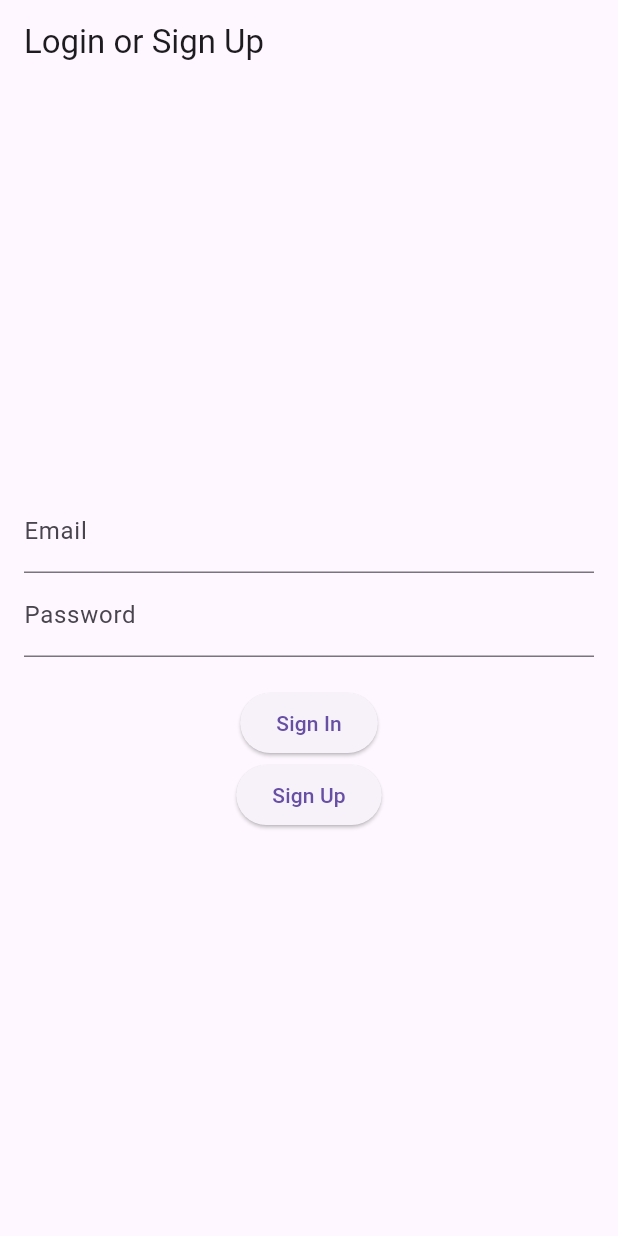
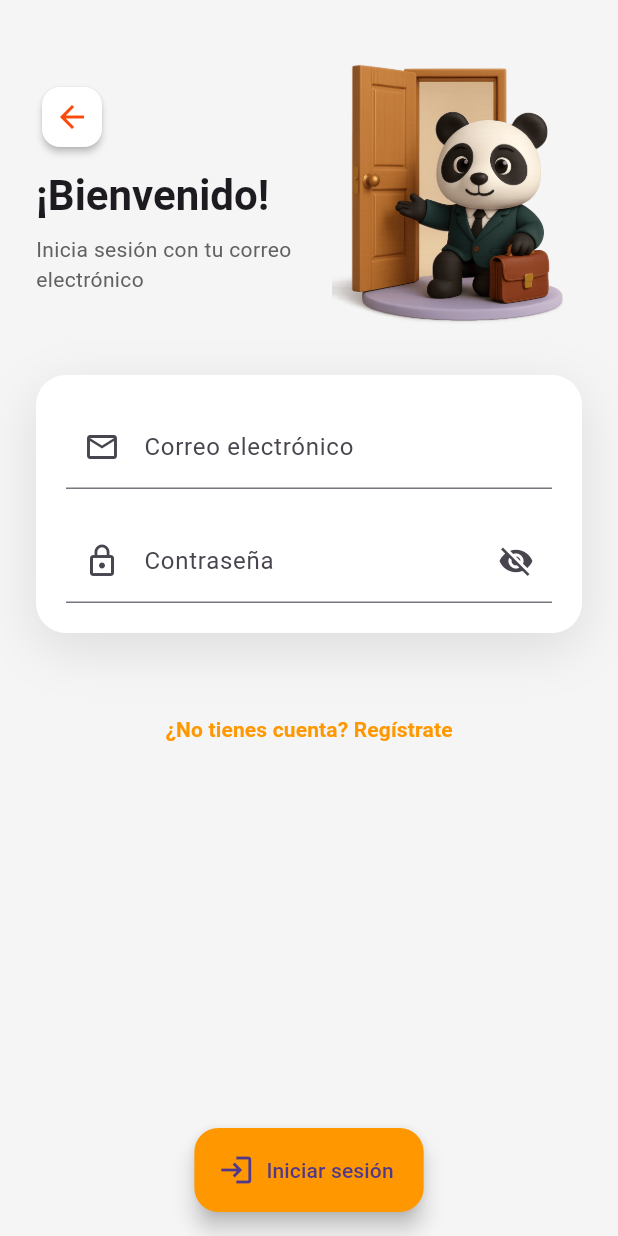
Before and after one commit to estarly07/Legalito, a Flutter app: the screen it shows after launch, after a tap on "Unirme", on a phone screen of 412 x 824 dp. Run offline on Flutter 3.47's test engine with Material 3 defaults, Android fonts, the phone set to English and light mode, and no system bars; our stand-ins replace bloc, device_info_plus, firebase_auth, firebase_core, flutter_bloc, google_fonts and 6 more; missing offline and left inert: syncfusion_flutter_pdf, syncfusion_flutter_pdfviewer; accounts and stored records are empty.

Commit message:
se mejoro el diseño del login

```diff
--- a/lib/login/login_screen.dart
+++ b/lib/login/login_screen.dart
@@ -1,5 +1,5 @@
 import 'package:flutter/material.dart';
-import 'package:flutter_bloc/flutter_bloc.dart'; // This import doesn't need changing as it's from a third-party package
+import 'package:flutter_bloc/flutter_bloc.dart';
 import 'login_bloc.dart';
 
 class LoginScreen extends StatefulWidget {
@@ -10,13 +10,27 @@ class LoginScreen extends StatefulWidget {
 class _LoginScreenState extends State<LoginScreen> {
   final TextEditingController _emailController = TextEditingController();
   final TextEditingController _passwordController = TextEditingController();
+  bool _obscurePassword = true;
 
   @override
   Widget build(BuildContext context) {
+    final theme = Theme.of(context);
     return Scaffold(
-      appBar: AppBar(
-        title: Text('Login or Sign Up'),
+      backgroundColor: const Color(0xFFF5F5F5),
+      floatingActionButton: FloatingActionButton.extended(
+        backgroundColor: Colors.orange,
+        icon: Icon(Icons.login),
+        label: Text("Iniciar sesión"),
+        onPressed: () {
+          BlocProvider.of<LoginBloc>(context).add(
+            LoginWithEmailAndPassword(
+              email: _emailController.text.trim(),
+              password: _passwordController.text.trim(),
             ),
+          );
+        },
+      ),
+      floatingActionButtonLocation: FloatingActionButtonLocation.centerFloat,
       body: BlocConsumer<LoginBloc, LoginState>(
         listener: (context, state) {
           if (state is LoginSuccess) {
@@ -28,50 +42,137 @@ class _LoginScreenState extends State<LoginScreen> {
           }
         },
         builder: (context, state) {
-          return Padding(
-            padding: const EdgeInsets.all(16.0),
+          return SafeArea(
+            child: Stack(
+              children: [
+                SingleChildScrollView(
+                  child: Padding(
+                    padding: const EdgeInsets.symmetric(horizontal: 24),
                     child: Column(
-              mainAxisAlignment: MainAxisAlignment.center,
-              children: <Widget>[
+                      crossAxisAlignment: CrossAxisAlignment.start,
+                      children: [
+                        Row(
+                          children: [
+                            Flexible(
+                              child: Column(
+                                crossAxisAlignment: CrossAxisAlignment.start,
+                                children: [
+                                  Card(
+                                    shape: RoundedRectangleBorder(
+                                      borderRadius: BorderRadius.circular(12),
+                                    ),
+                                    elevation: 2,
+                                    color: Colors.white,
+                                    child: InkWell(
+                                      borderRadius: BorderRadius.circular(12),
+                                      onTap: () {
+                                        Navigator.pop(
+                                            context); // Regresa a la pantalla anterior
+                                      },
+                                      child: const Padding(
+                                        padding: EdgeInsets.all(8.0),
+                                        child: Icon(Icons.arrow_back,
+                                            color: Color(0xFFFA4A0C), size: 24),
+                                      ),
+                                    ),
+                                  ),
+                                  const SizedBox(height: 10),
+                                  Text(
+                                    '¡Bienvenido!',
+                                    style: theme.textTheme.headlineMedium
+                                        ?.copyWith(
+                                      fontWeight: FontWeight.bold,
+                                    ),
+                                  ),
+                                  const SizedBox(height: 8),
+                                  Text(
+                                    'Inicia sesión con tu correo electrónico',
+                                    style: theme.textTheme.bodyMedium
+                                        ?.copyWith(color: Colors.grey[700]),
+                                  ),
+                                ],
+                              ),
+                            ),
+                            Image.asset(
+                              'assets/legalito_login.png', // Cambia esta ruta a la correcta
+                              height: 250,
+                            ),
+                          ],
+                        ),
+                        Container(
+                          padding: const EdgeInsets.all(20),
+                          decoration: BoxDecoration(
+                            color: Colors.white,
+                            borderRadius: BorderRadius.circular(20),
+                            boxShadow: [
+                              BoxShadow(
+                                color: Colors.black.withOpacity(0.1),
+                                blurRadius: 30,
+                                offset: Offset(0, 10),
+                              ),
+                            ],
+                          ),
+                          child: Column(
+                            children: [
                               TextField(
                                 controller: _emailController,
-                  decoration: InputDecoration(labelText: 'Email'),
                                 keyboardType: TextInputType.emailAddress,
+                                decoration: InputDecoration(
+                                  labelText: 'Correo electrónico',
+                                  prefixIcon: Icon(Icons.email_outlined),
                                 ),
+                              ),
+                              const SizedBox(height: 20),
                               TextField(
                                 controller: _passwordController,
-                  decoration: InputDecoration(labelText: 'Password'),
-                  obscureText: true,
+                                obscureText: _obscurePassword,
+                                decoration: InputDecoration(
+                                  labelText: 'Contraseña',
+                                  prefixIcon: Icon(Icons.lock_outline),
+                                  suffixIcon: IconButton(
+                                    icon: Icon(
+                                      _obscurePassword
+                                          ? Icons.visibility_off
+                                          : Icons.visibility,
                                     ),
-                SizedBox(height: 20),
+                                    onPressed: () {
+                                      setState(() {
+                                        _obscurePassword = !_obscurePassword;
+                                      });
+                                    },
+                                  ),
+                                ),
+                              ),
+                            ],
+                          ),
+                        ),
+                        const SizedBox(height: 24),
                         if (state is LoginLoading)
-                  CircularProgressIndicator()
-                else
-                  Column(
-                    children: [
-                      ElevatedButton(
+                          Center(child: CircularProgressIndicator()),
+                        const SizedBox(height: 16),
+                        Center(
+                          child: TextButton(
                             onPressed: () {
                               BlocProvider.of<LoginBloc>(context).add(
-                            LoginWithEmailAndPassword(
-                              email: _emailController.text,
-                              password: _passwordController.text,
+                                SignUpWithEmailAndPassword(
+                                  email: _emailController.text.trim(),
+                                  password: _passwordController.text.trim(),
                                 ),
                               );
                             },
-                        child: Text('Sign In'),
+                            child: Text(
+                              '¿No tienes cuenta? Regístrate',
+                              style: TextStyle(
+                                color: Colors.orange,
+                                fontWeight: FontWeight.bold,
                               ),
-                      ElevatedButton(
-                        onPressed: () {
-                          BlocProvider.of<LoginBloc>(context).add(
-                            SignUpWithEmailAndPassword(
-                              email: _emailController.text,
-                              password: _passwordController.text,
                             ),
-                          );
-                        },
-                        child: Text('Sign Up'),
                           ),
+                        ),
+                        const SizedBox(height: 120),
                       ],
+                    ),
+                  ),
                 ),
               ],
             ),
--- a/lib/welcome_screen.dart
+++ b/lib/welcome_screen.dart
@@ -132,7 +132,7 @@ class _WelcomeScreenState extends State<WelcomeScreen>
                             _mainButton(
                               context,
                               text: 'Unirme',
-                              onTap: () => Navigator.pushReplacementNamed(
+                              onTap: () => Navigator.pushNamed(
                                 context,
                                 '/login',
                               ),
```
Also changed, not shown: assets/legalito_login.png (added). Lines whose indentation alone changed are shown as unchanged.
